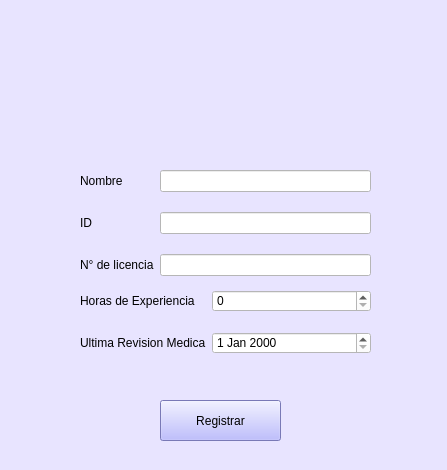
Above: Interfaces Aeropuerto/registrarPiloto.ui from vanesagustin98/Aerocamp before the change. Below: the same form after it.
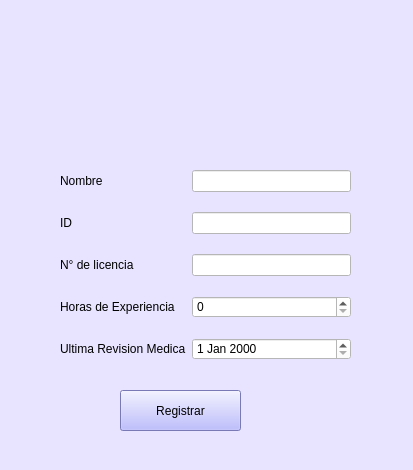
That is the form after the change. Icons and pictures are not drawn.

```diff
--- a/Interfaces Aeropuerto/registrarPiloto.ui
+++ b/Interfaces Aeropuerto/registrarPiloto.ui
@@ -6,7 +6,7 @@
    <rect>
     <x>0</x>
     <y>0</y>
-    <width>447</width>
+    <width>413</width>
     <height>470</height>
    </rect>
   </property>
@@ -16,16 +16,48 @@
   <property name="styleSheet">
    <string notr="true">background-color: rgb(232, 228, 255);</string>
   </property>
-  <widget class="QWidget" name="formLayoutWidget_11">
+  <widget class="QPushButton" name="bt_registrar_piloto_7">
    <property name="geometry">
     <rect>
-     <x>80</x>
+     <x>120</x>
+     <y>390</y>
+     <width>121</width>
+     <height>41</height>
+    </rect>
+   </property>
+   <property name="styleSheet">
+    <string notr="true">background-color: rgb(170, 170, 255);</string>
+   </property>
+   <property name="text">
+    <string>Registrar</string>
+   </property>
+  </widget>
+  <widget class="QLabel" name="label">
+   <property name="geometry">
+    <rect>
+     <x>150</x>
+     <y>20</y>
+     <width>121</width>
+     <height>131</height>
+    </rect>
+   </property>
+   <property name="styleSheet">
+    <string notr="true">border-image: url(:/cct/iconopiloto.jpg);</string>
+   </property>
+   <property name="text">
+    <string/>
+   </property>
+  </widget>
+  <widget class="QWidget" name="formLayoutWidget_12">
+   <property name="geometry">
+    <rect>
+     <x>60</x>
      <y>170</y>
      <width>291</width>
-     <height>121</height>
+     <height>201</height>
     </rect>
    </property>
-   <layout class="QFormLayout" name="formLayout_12">
+   <layout class="QFormLayout" name="formLayout_14">
     <property name="labelAlignment">
      <set>Qt::AlignLeading|Qt::AlignLeft|Qt::AlignVCenter</set>
     </property>
@@ -86,26 +118,8 @@
       </property>
      </widget>
     </item>
-   </layout>
-  </widget>
-  <widget class="QWidget" name="formLayoutWidget_9">
-   <property name="geometry">
-    <rect>
-     <x>80</x>
-     <y>290</y>
-     <width>291</width>
-     <height>81</height>
-    </rect>
-   </property>
-   <layout class="QFormLayout" name="formLayout_13">
-    <property name="labelAlignment">
-     <set>Qt::AlignBottom|Qt::AlignLeading|Qt::AlignLeft</set>
-    </property>
-    <property name="verticalSpacing">
-     <number>20</number>
-    </property>
-    <item row="0" column="0">
-     <widget class="QLabel" name="label_46">
+    <item row="3" column="0">
+     <widget class="QLabel" name="label_51">
       <property name="styleSheet">
        <string notr="true">background-color: rgb(232, 228, 255);</string>
       </property>
@@ -114,8 +128,15 @@
       </property>
      </widget>
     </item>
-    <item row="1" column="0">
-     <widget class="QLabel" name="label_47">
+    <item row="3" column="1">
+     <widget class="QSpinBox" name="spinBox_11">
+      <property name="styleSheet">
+       <string notr="true">background-color: rgb(255, 255, 255);</string>
+      </property>
+     </widget>
+    </item>
+    <item row="4" column="0">
+     <widget class="QLabel" name="label_52">
       <property name="styleSheet">
        <string notr="true">background-color: rgb(232, 228, 255);</string>
       </property>
@@ -124,15 +145,8 @@
       </property>
      </widget>
     </item>
-    <item row="0" column="1">
-     <widget class="QSpinBox" name="spinBox_10">
-      <property name="styleSheet">
-       <string notr="true">background-color: rgb(255, 255, 255);</string>
-      </property>
-     </widget>
-    </item>
-    <item row="1" column="1">
-     <widget class="QDateEdit" name="dateEdit_9">
+    <item row="4" column="1">
+     <widget class="QDateEdit" name="dateEdit_10">
       <property name="styleSheet">
        <string notr="true">background-color: rgb(255, 255, 255);</string>
       </property>
@@ -140,38 +154,6 @@
     </item>
    </layout>
   </widget>
-  <widget class="QPushButton" name="bt_registrar_piloto_7">
-   <property name="geometry">
-    <rect>
-     <x>160</x>
-     <y>400</y>
-     <width>121</width>
-     <height>41</height>
-    </rect>
-   </property>
-   <property name="styleSheet">
-    <string notr="true">background-color: rgb(170, 170, 255);</string>
-   </property>
-   <property name="text">
-    <string>Registrar</string>
-   </property>
-  </widget>
-  <widget class="QLabel" name="label">
-   <property name="geometry">
-    <rect>
-     <x>170</x>
-     <y>10</y>
-     <width>121</width>
-     <height>131</height>
-    </rect>
-   </property>
-   <property name="styleSheet">
-    <string notr="true">border-image: url(:/cct/iconopiloto.jpg);</string>
-   </property>
-   <property name="text">
-    <string/>
-   </property>
-  </widget>
  </widget>
  <resources>
   <include location="logo usuario.qrc"/>
```
Left out of the diff: 12 changed lines with no effect on the pictures.
